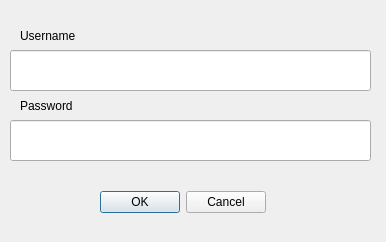
First picture: the form in login_dialog.ui, repository chairemobilite/transition_qgis, before the edit.
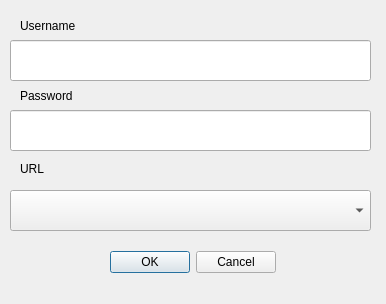
Second picture: the form after the edit. Custom widgets are drawn as their Qt base class.

```diff
--- a/login_dialog.ui
+++ b/login_dialog.ui
@@ -7,7 +7,7 @@
     <x>0</x>
     <y>0</y>
     <width>386</width>
-    <height>242</height>
+    <height>304</height>
    </rect>
   </property>
   <property name="windowTitle">
@@ -17,7 +17,7 @@
    <property name="geometry">
     <rect>
      <x>20</x>
-     <y>90</y>
+     <y>80</y>
      <width>101</width>
      <height>31</height>
     </rect>
@@ -30,7 +30,7 @@
    <property name="geometry">
     <rect>
      <x>20</x>
-     <y>20</y>
+     <y>10</y>
      <width>101</width>
      <height>31</height>
     </rect>
@@ -43,7 +43,7 @@
    <property name="geometry">
     <rect>
      <x>10</x>
-     <y>50</y>
+     <y>40</y>
      <width>361</width>
      <height>41</height>
     </rect>
@@ -53,7 +53,7 @@
    <property name="geometry">
     <rect>
      <x>10</x>
-     <y>120</y>
+     <y>110</y>
      <width>361</width>
      <height>41</height>
     </rect>
@@ -71,8 +71,8 @@
   <widget class="QDialogButtonBox" name="buttonBox">
    <property name="geometry">
     <rect>
-     <x>100</x>
-     <y>190</y>
+     <x>110</x>
+     <y>250</y>
      <width>166</width>
      <height>25</height>
     </rect>
@@ -84,6 +84,29 @@
     <bool>false</bool>
    </property>
   </widget>
+  <widget class="QComboBox" name="comboBox">
+   <property name="geometry">
+    <rect>
+     <x>10</x>
+     <y>190</y>
+     <width>361</width>
+     <height>41</height>
+    </rect>
+   </property>
+  </widget>
+  <widget class="QLabel" name="label">
+   <property name="geometry">
+    <rect>
+     <x>20</x>
+     <y>160</y>
+     <width>67</width>
+     <height>17</height>
+    </rect>
+   </property>
+   <property name="text">
+    <string>URL</string>
+   </property>
+  </widget>
  </widget>
  <customwidgets>
   <customwidget>
```
